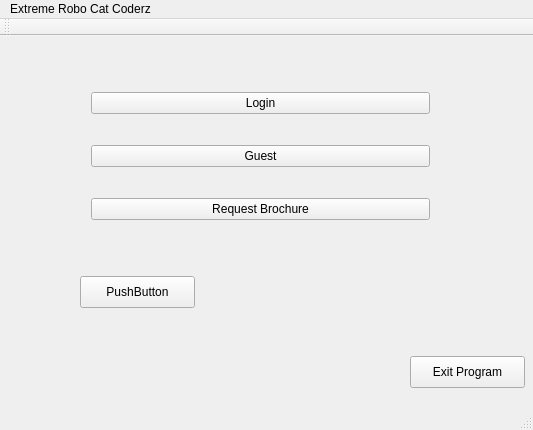
This is MainProgram/mainprogramwindow.ui in AustinVaday/CS1C-Class-Project as Qt 5 draws it before an edit. The edited form follows.
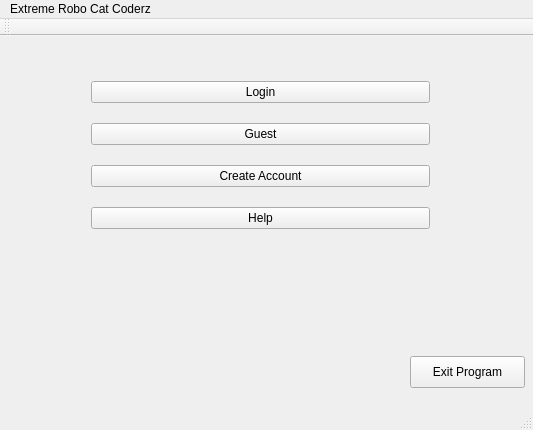
This is the edited form.

Commit message:
Got Admin window to launch with login button pressed
declare a variable of the window type as a pointer, then allocate memory
for that pointer. use ->show() to display window.

```diff
--- a/MainProgram/mainprogramwindow.ui
+++ b/MainProgram/mainprogramwindow.ui
@@ -54,25 +54,19 @@
      <item>
       <widget class="QPushButton" name="pushButton_3">
        <property name="text">
-        <string>Request Brochure</string>
+        <string>Create Account</string>
+       </property>
+      </widget>
+     </item>
+     <item>
+      <widget class="QPushButton" name="pushButton_Help">
+       <property name="text">
+        <string>Help</string>
        </property>
       </widget>
      </item>
     </layout>
    </widget>
-   <widget class="QPushButton" name="pushButton_4">
-    <property name="geometry">
-     <rect>
-      <x>80</x>
-      <y>240</y>
-      <width>115</width>
-      <height>32</height>
-     </rect>
-    </property>
-    <property name="text">
-     <string>PushButton</string>
-    </property>
-   </widget>
   </widget>
   <widget class="QMenuBar" name="menuBar">
    <property name="geometry">
```
Left out of the diff: 6 changed lines with no effect on the pictures. The commit also changes 8 other files.
